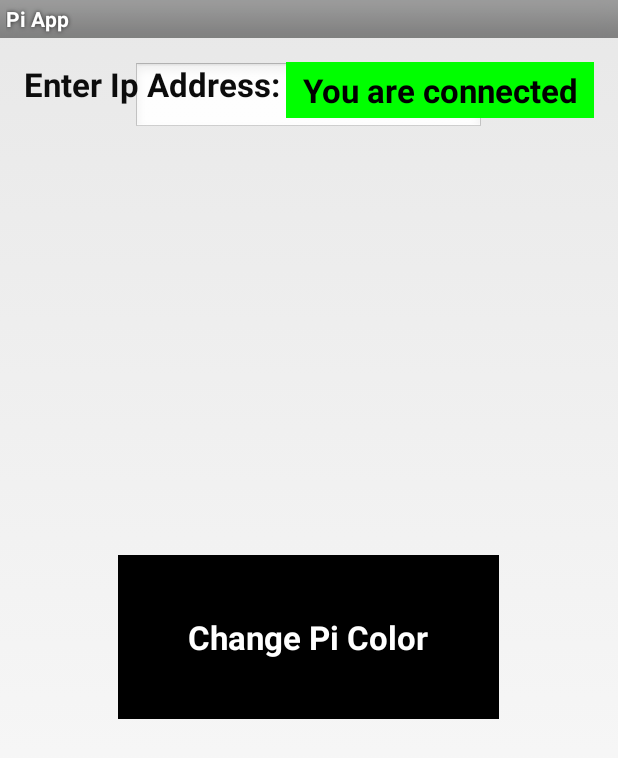
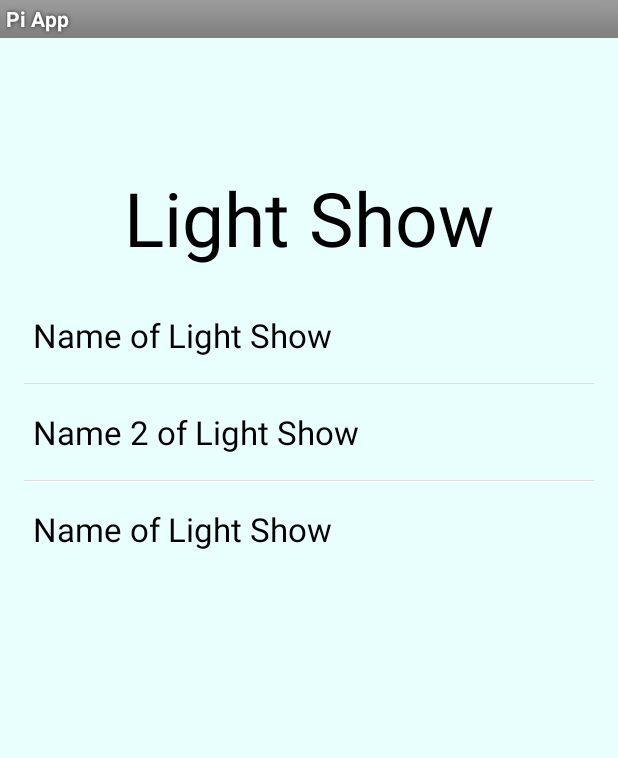
Before and after one commit to emseibert/webandmobile, an Android app: the screen it shows after launch (MainActivity), on a phone screen of 412 x 824 dp. Shown: the top 758 px of the screen. Run offline under Robolectric (Android 15) with nearby library versions, the phone set to English and light mode, and no system bars.

Commit message:
new_home_page

```diff
--- a/app/build.gradle
+++ b/app/build.gradle
@@ -22,4 +22,5 @@ android {
 dependencies {
     compile fileTree(dir: 'libs', include: ['*.jar'])
     compile files('/Users/kristen/AndroidStudioProjects/webandmobile/libs/hmkcode-http-lib.jar')
+    compile files('/Users/emilyseibert/AndroidStudioProjects/PiApp/libs/hmkcode-http-lib.jar')
 }
--- a/app/src/main/AndroidManifest.xml
+++ b/app/src/main/AndroidManifest.xml
@@ -1,9 +1,11 @@
 <?xml version="1.0" encoding="utf-8"?>
 <manifest xmlns:android="http://schemas.android.com/apk/res/android"
     package="cs4720.virginia.cs.edu.piapp" >
+
     <uses-permission android:name="android.permission.INTERNET" />
     <uses-permission android:name="android.permission.ACCESS_NETWORK_STATE" />
-    <uses-permission android:name="android.permission.ACCESS_NETWORK_STATE"/>
+    <uses-permission android:name="android.permission.ACCESS_NETWORK_STATE" />
+
     <application
         android:allowBackup="true"
         android:icon="@drawable/ic_launcher"
--- a/app/src/main/java/cs4720/virginia/cs/edu/piapp/MainActivity.java
+++ b/app/src/main/java/cs4720/virginia/cs/edu/piapp/MainActivity.java
@@ -1,133 +1,193 @@
 package cs4720.virginia.cs.edu.piapp;
 
 import android.app.Activity;
-import android.graphics.Color;
-import android.graphics.drawable.*;
+import android.app.AlertDialog;
+import android.content.ContentValues;
+import android.content.Context;
+import android.content.DialogInterface;
+import android.database.Cursor;
+import android.database.sqlite.SQLiteDatabase;
+import android.database.sqlite.SQLiteOpenHelper;
 import android.os.Bundle;
+import android.provider.BaseColumns;
 import android.view.View;
+import android.widget.AdapterView;
+import android.widget.ArrayAdapter;
 import android.widget.Button;
+import android.widget.EditText;
+import android.widget.ListView;
 import android.widget.TextView;
+import android.widget.Toast;
 
-import java.io.IOException;
-import java.io.UnsupportedEncodingException;
-import java.util.List;
-import java.util.ArrayList;
-import org.apache.http.*;
-import org.apache.http.client.*;
-import org.apache.http.entity.StringEntity;
-import org.apache.http.message.BasicHeader;
-import org.apache.http.message.BasicNameValuePair;
-//import org.apache.http.impl.client.DefaultHttpClient;
-//import org.apache.http.client.methods.HttpPost;
-import org.apache.http.client.entity.UrlEncodedFormEntity;
-import org.apache.http.client.methods.HttpPost;
-import org.apache.http.client.methods.HttpGet;
-import org.apache.http.client.methods.HttpUriRequest;
-import org.apache.http.protocol.HTTP;
-import org.json.JSONArray;
 import org.json.JSONException;
 import org.json.JSONObject;
 
-import com.hmkcode.http.HttpHandler;
-import android.widget.TextView;
-import android.widget.Toast;
-import android.net.ConnectivityManager;
-import android.net.NetworkInfo;
 
-public class MainActivity extends Activity implements ColorPicker.OnColorChangedListener {
-    ColorPicker p;
-    int c;
+public class MainActivity extends Activity  {
+    Activity activity;
+
+
     /** Called when the activity is first created. */
     @Override
     public void onCreate(Bundle savedInstanceState) {
+
         super.onCreate(savedInstanceState);
         setContentView(R.layout.activity_main);
         this.activity = this;
-        final Button b = (Button) findViewById(R.id.button);
-        p = new ColorPicker(activity, MainActivity.this, Color.WHITE);
-        if (isConnected()) {
-            TextView tx = (TextView) findViewById(R.id.textView2);
-            tx.setText("You are connected");
-            tx.setBackgroundColor(Color.GREEN);
-        }
-        else {
-            TextView tx = (TextView) findViewById(R.id.textView2);
-            tx.setText("You are not connected");
-            tx.setBackgroundColor(Color.RED);
-        }
-        b.setOnClickListener(new View.OnClickListener() {
+        final Button updateIpButton = (Button) findViewById(R.id.popupbutton);
+        JSONObject json = new JSONObject();
+
+        updateIpButton.setOnClickListener(new View.OnClickListener() {
+
             @Override
             public void onClick(View v) {
-                p.show();
-                ColorDrawable drawable = (ColorDrawable) b.getBackground();
+                openIpDialog(v);
+            }
+        });
 
+
+        try {
+            json.put("test", true);
+        } catch (JSONException e) {
+            e.printStackTrace();
+        }
+
+        FeedReaderDbHelper mDbHelper = new FeedReaderDbHelper(getBaseContext());
+        SQLiteDatabase db = mDbHelper.getWritableDatabase();
+
+// Create a new map of values, where column names are the keys
+        ContentValues values = new ContentValues();
+        values.put(FeedReaderContract.FeedEntry.COLUMN_NAME_JSON, "id");
+        values.put(FeedReaderContract.FeedEntry.COLUMN_NAME_TITLE, "Name of Light Show");
+
+// Insert the new row, returning the primary key value of the new row
+
+        long newRowId = db.insert(FeedReaderContract.FeedEntry.TABLE_NAME, null,values);
+
+        String[] projection = {
+                FeedReaderContract.FeedEntry.COLUMN_NAME_TITLE,
+                FeedReaderContract.FeedEntry.COLUMN_NAME_JSON,
+        };
+
+// How you want the results sorted in the resulting Cursor
+        String sortOrder =
+                FeedReaderContract.FeedEntry.COLUMN_NAME_TITLE + " DESC";
+
+        Cursor c = db.query(
+                FeedReaderContract.FeedEntry.TABLE_NAME,  // The table to query
+                projection,                               // The columns to return
+                null,                                // The columns for the WHERE clause
+                null,                            // The values for the WHERE clause
+                null,                                     // don't group the rows
+                null,                                     // don't filter by row groups
+                sortOrder                                 // The sort order
+        );
+
+        final ListView listView = (ListView) findViewById(R.id.list);
+
+        c.moveToFirst();
+
+        String name = c.getString(
+                c.getColumnIndexOrThrow(FeedReaderContract.FeedEntry.COLUMN_NAME_TITLE)
+        );
+
+
+        String[] list_values = new String[] {
+                "Name of Light Show",
+                "Name 2 of Light Show",
+                name
+        };
+
+        ArrayAdapter<String> adapter = new ArrayAdapter<String>(this,
+                android.R.layout.simple_list_item_1, android.R.id.text1, list_values);
+
+        listView.setAdapter(adapter);
+
+        listView.setOnItemClickListener(new AdapterView.OnItemClickListener() {
+
+            @Override
+            public void onItemClick(AdapterView<?> parent, View view, int position, long id) {
+                int itemPosition     = position;
+                String  itemValue    = (String) listView.getItemAtPosition(position);
+//                Toast.makeText(getApplicationContext(),
+//                        "Position :"+itemPosition+"  ListItem : " +itemValue , Toast.LENGTH_LONG)
+//                        .show();
+                Toast.makeText(getApplicationContext(), "Now Playing: " + itemValue, Toast.LENGTH_LONG)
+                        .show();
             }
+
         });
     }
 
-    @Override
-    public void colorChanged(int color) {
-        MainActivity.this.findViewById(android.R.id.content).setBackgroundColor(color);
-        c = color;
-        postData2();
+
+
+    private void openIpDialog(View view) {
+        AlertDialog.Builder alertDialogBuilder = new AlertDialog.Builder(MainActivity.this);
+        final EditText input = new EditText(this);
+        alertDialogBuilder.setView(input);
+        alertDialogBuilder.setTitle("Update IP Address");
+
+        alertDialogBuilder.setPositiveButton("Update", new DialogInterface.OnClickListener() {
+            public void onClick(DialogInterface dialog, int whichButton) {
+                String value = input.getText().toString().trim();
+                TextView tx = (TextView) findViewById(R.id.textView);
+                tx.setText("Current IP Address: " + value);
+                Toast.makeText(getApplicationContext(), value, Toast.LENGTH_SHORT).show();
+            }
+        });
+
+        alertDialogBuilder.setNegativeButton("Cancel", new DialogInterface.OnClickListener() {
+            public void onClick(DialogInterface dialog, int id) {
+                dialog.cancel();
+            }
+        });
+        AlertDialog alertDialog = alertDialogBuilder.create();
+
+        alertDialog.show();
     }
 
-    Activity activity;
+    public final class FeedReaderContract {
+        // To prevent someone from accidentally instantiating the contract class,
+        // give it an empty constructor.
+        public FeedReaderContract() {}
 
-    public void getColor(View v) {
-        new ColorPicker(activity, MainActivity.this, Color.WHITE).show();
+        /* Inner class that defines the table contents */
+        public abstract class FeedEntry implements BaseColumns {
+            public static final String TABLE_NAME = "entry";
+            public static final String COLUMN_NAME_JSON = "entryid";
+            public static final String COLUMN_NAME_TITLE = "title";
+        }
     }
 
-    public boolean isConnected(){
-        ConnectivityManager connMgr = (ConnectivityManager) getSystemService(Activity.CONNECTIVITY_SERVICE);
-        NetworkInfo networkInfo = connMgr.getActiveNetworkInfo();
-        if (networkInfo != null && networkInfo.isConnected())
-            return true;
-        else
-            return false;
-    }
+    private static final String TEXT_TYPE = " TEXT";
+    private static final String COMMA_SEP = ",";
+    private static final String SQL_CREATE_ENTRIES =
+            "CREATE TABLE " + FeedReaderContract.FeedEntry.TABLE_NAME + " (" +
+                    FeedReaderContract.FeedEntry._ID + " INTEGER PRIMARY KEY," +
+                    FeedReaderContract.FeedEntry.COLUMN_NAME_JSON + TEXT_TYPE + COMMA_SEP +
+                    FeedReaderContract.FeedEntry.COLUMN_NAME_TITLE + TEXT_TYPE + " );";
 
-    public void postData2() {
-        new HttpHandler() {
-            @Override
-            public HttpUriRequest getHttpRequestMethod() {
-                TextView tx = (TextView) findViewById(R.id.editText);
-                String url = tx.getText().toString();
+    private static final String SQL_DELETE_ENTRIES =
+            "DROP TABLE IF EXISTS " + FeedReaderContract.FeedEntry.TABLE_NAME;
+    public class FeedReaderDbHelper extends SQLiteOpenHelper {
+        // If you change the database schema, you must increment the database version.
+        public static final int DATABASE_VERSION = 1;
+        public static final String DATABASE_NAME = "FeedReader.db";
 
-                HttpPost p = new HttpPost("http://" + url + "/rpi");
-                p.addHeader("Content-type", "application/json");
-
-
-                try {
-
-                    JSONObject lightId = new JSONObject();
-                    lightId.put("lightId", 1);
-                    lightId.put("red", Color.red(c));
-                    lightId.put("green", Color.green(c));
-                    lightId.put("blue", Color.blue(c));
-                    lightId.put("intensity", 30);
-                    JSONArray lights = new JSONArray();
-                    lights.put(lightId);
-                    JSONObject main = new JSONObject();
-                    main.put("lights", lights);
-                    main.put("propagate", true);
-                    StringEntity se = new StringEntity(main.toString());
-                    se.setContentType(new BasicHeader(HTTP.CONTENT_TYPE,"application/json"));
-                    p.setEntity(se);
-                } catch (UnsupportedEncodingException e) {
-                    e.printStackTrace();
-                } catch (JSONException e) {
-                    e.printStackTrace();
-                }
-
-                return p;
-            }
-            @Override
-            public void onResponse(String result) {
-                Toast.makeText(getBaseContext(), "Received!", Toast.LENGTH_LONG).show();
-            }
-
-        }.execute();
-
+        public FeedReaderDbHelper(Context context) {
+            super(context, DATABASE_NAME, null, DATABASE_VERSION);
+        }
+        public void onCreate(SQLiteDatabase db) {
+            db.execSQL(SQL_CREATE_ENTRIES);
+        }
+        public void onUpgrade(SQLiteDatabase db, int oldVersion, int newVersion) {
+            // This database is only a cache for online data, so its upgrade policy is
+            // to simply to discard the data and start over
+            db.execSQL(SQL_DELETE_ENTRIES);
+            onCreate(db);
+        }
+        public void onDowngrade(SQLiteDatabase db, int oldVersion, int newVersion) {
+            onUpgrade(db, oldVersion, newVersion);
+        }
     }
 }
--- a/app/src/main/res/layout/activity_main.xml
+++ b/app/src/main/res/layout/activity_main.xml
@@ -1,55 +1,64 @@
-<RelativeLayout xmlns:android="http://schemas.android.com/apk/res/android"
-    xmlns:tools="http://schemas.android.com/tools" android:layout_width="wrap_content"
-    android:layout_height="match_parent" android:paddingLeft="@dimen/activity_horizontal_margin"
+<FrameLayout xmlns:android="http://schemas.android.com/apk/res/android"
+    xmlns:tools="http://schemas.android.com/tools" android:layout_width="fill_parent"
+    android:layout_height="fill_parent" android:paddingLeft="@dimen/activity_horizontal_margin"
     android:paddingRight="@dimen/activity_horizontal_margin"
     android:paddingTop="@dimen/activity_vertical_margin"
-    android:paddingBottom="@dimen/activity_vertical_margin" tools:context=".MainActivity">
+    android:paddingBottom="@dimen/activity_vertical_margin" tools:context=".MainActivity"
+    android:background="#ffe9fffd">
 
     <FrameLayout
         android:layout_width="fill_parent"
         android:layout_height="fill_parent"
-        android:layout_alignParentTop="true"
-        android:layout_alignParentStart="true">
+        android:id="@+id/layout"
+        android:background="#ffe9fffd">
 
-        <EditText
-            android:layout_width="234dp"
+        <TextView
+            android:layout_width="wrap_content"
             android:layout_height="wrap_content"
-            android:id="@+id/editText"
+            android:layout_marginTop="70dp"
+            android:textAppearance="?android:attr/textAppearanceLarge"
+            android:text="@string/lightshow"
+            android:id="@+id/textView2"
             android:layout_gravity="center_horizontal|top"
-            android:inputType="text" />
+            android:textSize="50dp" />
 
-        <TextView android:text="@string/ipAddr" android:layout_width="wrap_content"
+        <Button android:id="@+id/popupbutton"
+            android:layout_width="wrap_content"
+            android:layout_marginTop="10dp"
+            android:layout_marginLeft="620dp"
             android:layout_height="wrap_content"
+            android:layout_centerHorizontal="true"
+            android:layout_centerVertical="true"
+            android:text="Update Ip Address"
+            android:layout_gravity="right|top"
+            android:shadowColor="#ff808080"
+            android:textStyle="bold|normal"
+            android:typeface="normal"
+            android:background="#ff2f8eff"
+            android:textColor="#ffffffff"
+            android:padding="3dp" />
+
+        <TextView android:text="@string/ipAddr" android:layout_width="174dp"
+            android:layout_height="59dp"
             android:id="@+id/textView"
             android:textStyle="bold"
             android:textIsSelectable="false"
             android:textColor="#ff0c0c0c"
-            android:textAppearance="?android:attr/textAppearanceLarge" />
+            android:layout_marginLeft="455dp"
+            android:layout_marginRight="15dp"
+            android:layout_marginBottom="15dp"
+            android:layout_marginTop="15dp"
+            android:textAppearance="?android:attr/textAppearanceMedium"
+            android:layout_gravity="left|top" />
 
-        <Button
-            android:layout_width="254dp"
-            android:layout_height="109dp"
-            android:text="@string/submit"
-            android:id="@+id/button"
-            android:layout_gravity="center"
-            android:textAppearance="?android:attr/textAppearanceLarge"
-            android:textStyle="bold"
-            android:clickable="true"
-            android:enabled="true"
-            android:background="#ff000000"
-            android:onClick="getColor"
-            android:textColor="#ffffffff" />
+        <ListView
+            android:id="@+id/list"
+            android:layout_marginTop="150dp"
+            android:layout_height="wrap_content"
+            android:layout_width="match_parent">
+        </ListView>
 
-        <TextView
-            android:layout_width="205dp"
-            android:layout_height="37dp"
-            android:text="New Text"
-            android:textStyle="bold"
-            android:textAppearance="?android:attr/textAppearanceLarge"
-            android:id="@+id/textView2"
-            android:layout_gravity="right|top"
-            android:gravity="center"/>
 
     </FrameLayout>
 
-</RelativeLayout>
+</FrameLayout>
--- a/app/src/main/res/menu/menu_main.xml
+++ b/app/src/main/res/menu/menu_main.xml
@@ -1,5 +1,3 @@
 <menu xmlns:android="http://schemas.android.com/apk/res/android"
     xmlns:tools="http://schemas.android.com/tools" tools:context=".MainActivity">
-    <item android:id="@+id/action_settings" android:title="@string/action_settings"
-        android:orderInCategory="100" android:showAsAction="never" />
 </menu>
--- a/app/src/main/res/values/strings.xml
+++ b/app/src/main/res/values/strings.xml
@@ -2,9 +2,8 @@
 <resources>
 
     <string name="app_name">Pi App</string>
-    <string name="hello_world">Hello world!</string>
-    <string name="action_settings">Settings</string>
-    <string name="ipAddr">Enter Ip Address:</string>
+    <string name="ipAddr">Current Ip Address: None</string>
     <string name="submit">Change Pi Color</string>
+    <string name="lightshow">Light Show</string>
 
 </resources>
```
Also changed, not shown: app/src/main/java/cs4720/virginia/cs/edu/piapp/PopupDemoActivity.java (added, +56 -0 lines), 2 other files.
